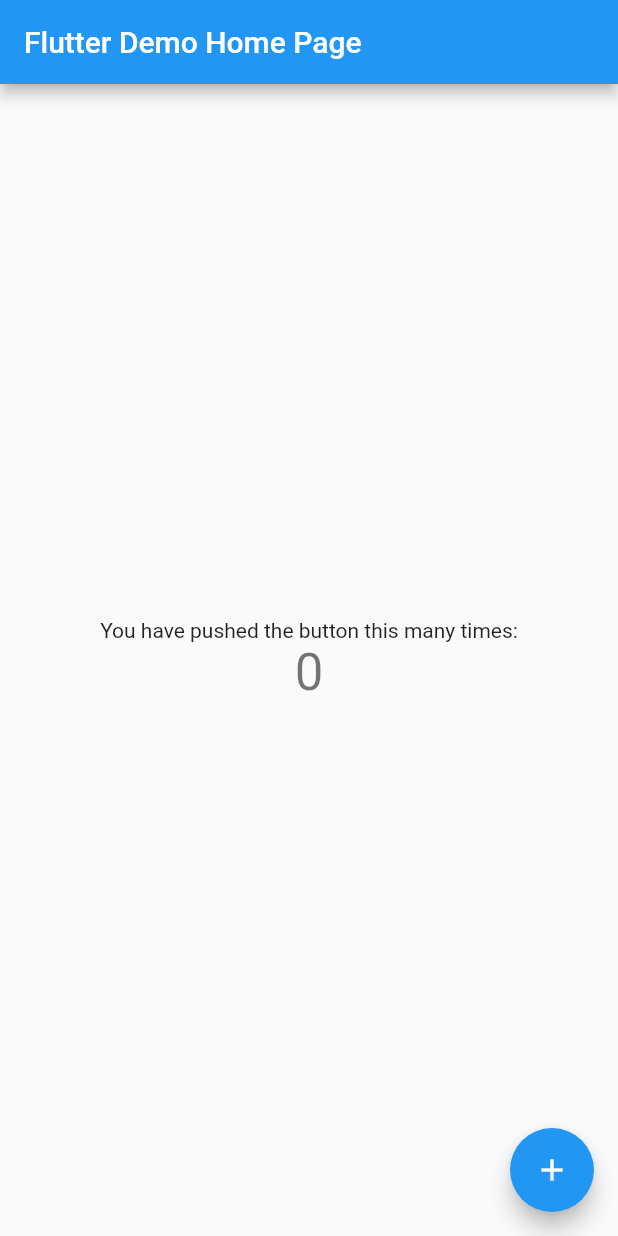
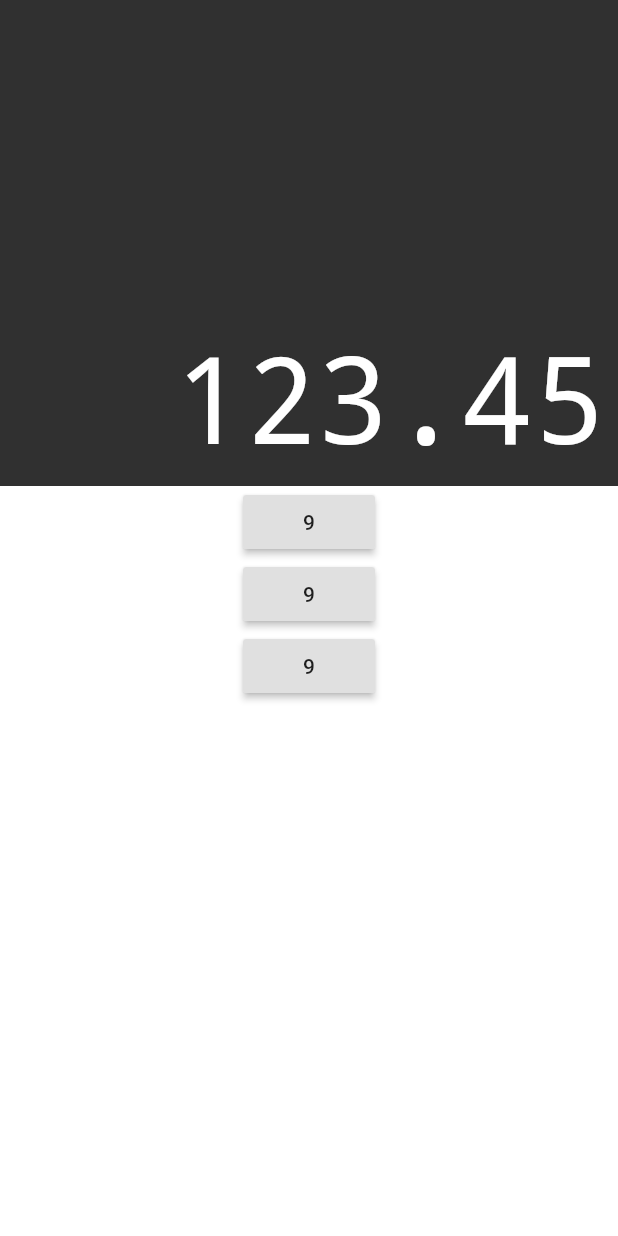
Before and after one commit to NeitanDev/Calculator-flutter, a Flutter app: the screen it shows after launch, on a phone screen of 412 x 824 dp. Run offline on Flutter 3.47's test engine with Material 2 defaults, Android fonts, the phone set to English and light mode, and no system bars; drawn by our look-alikes of auto_size_text.

Commit message:
Aplicação em construção 14min 44seg

```diff
--- /dev/null
+++ b/lib/components/display.dart
@@ -0,0 +1,41 @@
+import 'package:flutter/material.dart';
+import 'package:auto_size_text/auto_size_text.dart';
+
+class Display extends StatelessWidget {
+
+  final String text;
+
+  Display(this.text);
+
+  @override
+  Widget build(BuildContext context) {
+    return Expanded(
+      flex: 1,
+      child: Container(
+        color: Color.fromRGBO(48, 48, 48, 1),
+        child: Column(
+          mainAxisAlignment: MainAxisAlignment.end,
+          crossAxisAlignment: CrossAxisAlignment.stretch,
+          children: <Widget>[
+            Padding(
+              padding: const EdgeInsets.all(8.0),
+              child: AutoSizeText(
+                text,
+                minFontSize: 20,
+                maxFontSize: 80,
+                maxLines: 1,
+                textAlign: TextAlign.end,
+                style: TextStyle(
+                  fontWeight: FontWeight.w100,
+                  decoration: TextDecoration.none,
+                  fontSize: 80,
+                  color: Colors.white,
+                ),
+              ),
+            ),
+          ],
+        ),
+      ),
+    );
+  }
+}
--- /dev/null
+++ b/lib/components/keyboard.dart
@@ -0,0 +1,26 @@
+import 'package:flutter/material.dart';
+
+class Keyboard extends StatelessWidget {
+  @override
+  Widget build(BuildContext context) {
+    return Container(
+      height: 500,
+      child: Column(
+        children: <Widget>[
+          RaisedButton(
+            child: Text('9'),
+            onPressed: () {},
+          ),
+          RaisedButton(
+            child: Text('9'),
+            onPressed: () {},
+          ),
+          RaisedButton(
+            child: Text('9'),
+            onPressed: () {},
+          ),
+        ],
+      ),
+    );
+  }
+}
--- a/lib/main.dart
+++ b/lib/main.dart
@@ -1,111 +1,4 @@
 import 'package:flutter/material.dart';
+import 'screens/calculator.dart';
 
-void main() => runApp(MyApp());
-
-class MyApp extends StatelessWidget {
-  // This widget is the root of your application.
-  @override
-  Widget build(BuildContext context) {
-    return MaterialApp(
-      title: 'Flutter Demo',
-      theme: ThemeData(
-        // This is the theme of your application.
-        //
-        // Try running your application with "flutter run". You'll see the
-        // application has a blue toolbar. Then, without quitting the app, try
-        // changing the primarySwatch below to Colors.green and then invoke
-        // "hot reload" (press "r" in the console where you ran "flutter run",
-        // or simply save your changes to "hot reload" in a Flutter IDE).
-        // Notice that the counter didn't reset back to zero; the application
-        // is not restarted.
-        primarySwatch: Colors.blue,
-      ),
-      home: MyHomePage(title: 'Flutter Demo Home Page'),
-    );
-  }
-}
-
-class MyHomePage extends StatefulWidget {
-  MyHomePage({Key key, this.title}) : super(key: key);
-
-  // This widget is the home page of your application. It is stateful, meaning
-  // that it has a State object (defined below) that contains fields that affect
-  // how it looks.
-
-  // This class is the configuration for the state. It holds the values (in this
-  // case the title) provided by the parent (in this case the App widget) and
-  // used by the build method of the State. Fields in a Widget subclass are
-  // always marked "final".
-
-  final String title;
-
-  @override
-  _MyHomePageState createState() => _MyHomePageState();
-}
-
-class _MyHomePageState extends State<MyHomePage> {
-  int _counter = 0;
-
-  void _incrementCounter() {
-    setState(() {
-      // This call to setState tells the Flutter framework that something has
-      // changed in this State, which causes it to rerun the build method below
-      // so that the display can reflect the updated values. If we changed
-      // _counter without calling setState(), then the build method would not be
-      // called again, and so nothing would appear to happen.
-      _counter++;
-    });
-  }
-
-  @override
-  Widget build(BuildContext context) {
-    // This method is rerun every time setState is called, for instance as done
-    // by the _incrementCounter method above.
-    //
-    // The Flutter framework has been optimized to make rerunning build methods
-    // fast, so that you can just rebuild anything that needs updating rather
-    // than having to individually change instances of widgets.
-    return Scaffold(
-      appBar: AppBar(
-        // Here we take the value from the MyHomePage object that was created by
-        // the App.build method, and use it to set our appbar title.
-        title: Text(widget.title),
-      ),
-      body: Center(
-        // Center is a layout widget. It takes a single child and positions it
-        // in the middle of the parent.
-        child: Column(
-          // Column is also a layout widget. It takes a list of children and
-          // arranges them vertically. By default, it sizes itself to fit its
-          // children horizontally, and tries to be as tall as its parent.
-          //
-          // Invoke "debug painting" (press "p" in the console, choose the
-          // "Toggle Debug Paint" action from the Flutter Inspector in Android
-          // Studio, or the "Toggle Debug Paint" command in Visual Studio Code)
-          // to see the wireframe for each widget.
-          //
-          // Column has various properties to control how it sizes itself and
-          // how it positions its children. Here we use mainAxisAlignment to
-          // center the children vertically; the main axis here is the vertical
-          // axis because Columns are vertical (the cross axis would be
-          // horizontal).
-          mainAxisAlignment: MainAxisAlignment.center,
-          children: <Widget>[
-            Text(
-              'You have pushed the button this many times:',
-            ),
-            Text(
-              '$_counter',
-              style: Theme.of(context).textTheme.display1,
-            ),
-          ],
-        ),
-      ),
-      floatingActionButton: FloatingActionButton(
-        onPressed: _incrementCounter,
-        tooltip: 'Increment',
-        child: Icon(Icons.add),
-      ), // This trailing comma makes auto-formatting nicer for build methods.
-    );
-  }
-}
+void main() => runApp(Calculator());
--- /dev/null
+++ b/lib/models/memory.dart
@@ -0,0 +1,3 @@
+class Memory{
+
+}
--- /dev/null
+++ b/lib/screens/calculator.dart
@@ -0,0 +1,18 @@
+import 'package:flutter/material.dart';
+import '../components/display.dart';
+import '../components/keyboard.dart';
+
+class Calculator extends StatelessWidget {
+  @override
+  Widget build(BuildContext context) {
+    return MaterialApp(
+      debugShowCheckedModeBanner: false,
+      home: Column(
+        children: <Widget>[
+          Display('123.45'),
+          Keyboard(),
+        ],
+      ),
+    );
+  }
+}
--- a/pubspec.yaml
+++ b/pubspec.yaml
@@ -27,6 +27,7 @@ dependencies:
 dev_dependencies:
   flutter_test:
     sdk: flutter
+  auto_size_text: ^2.1.0
 
 
 # For information on the generic Dart part of this file, see the
```
Also changed, not shown: pubspec.lock, 1 other file.
